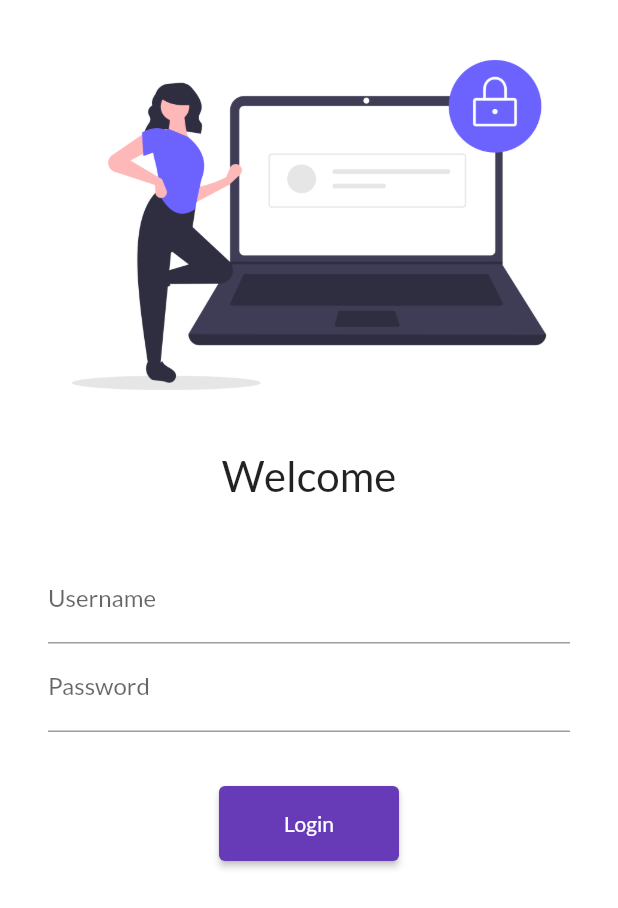
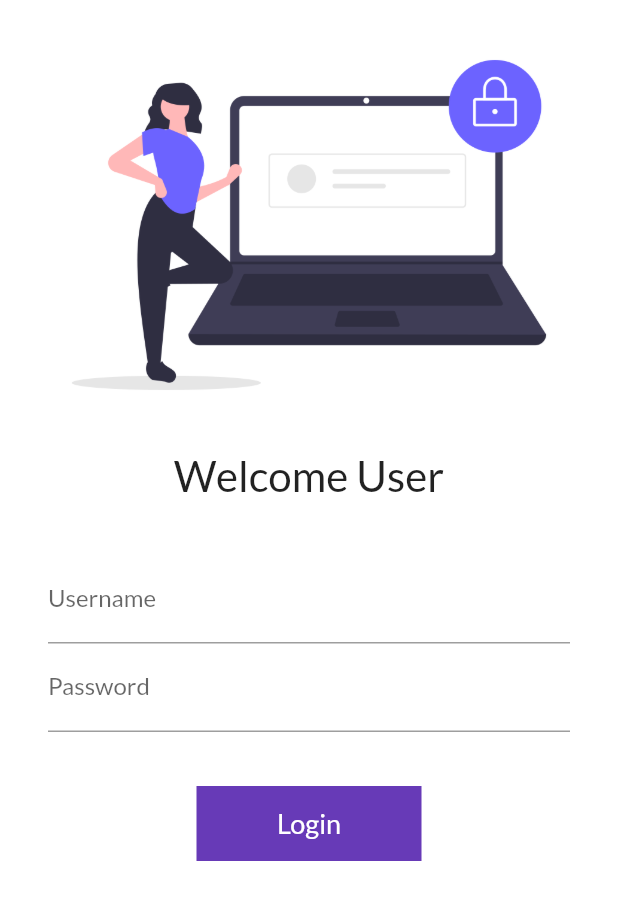
Before and after one commit to belwalpb/flutter-introduction, a Flutter app: the screen it shows after launch, on a phone screen of 412 x 824 dp. Shown: the top 908 px of the screen. Run offline on Flutter 3.47's test engine with Material 2 defaults, Android fonts, the phone set to English and light mode, and no system bars; our stand-ins replace google_fonts.

Commit message:
Day-6 Completed

```diff
--- a/lib/pages/login_page.dart
+++ b/lib/pages/login_page.dart
@@ -1,9 +1,16 @@
 import 'package:flutter/material.dart';
 import 'package:my_app/utils/routes.dart';
 
-class LoginPage extends StatelessWidget {
+class LoginPage extends StatefulWidget {
   const LoginPage({super.key});
 
+  @override
+  State<LoginPage> createState() => _LoginPageState();
+}
+
+class _LoginPageState extends State<LoginPage> {
+  String name = "User";
+  bool changeButton = false;
   @override
   Widget build(BuildContext context) {
     return Material(
@@ -16,7 +23,7 @@
               fit: BoxFit.scaleDown,
               height: 300,
             ),
-            const Text("Welcome", style: TextStyle(fontSize: 28)),
+            Text("Welcome $name", style: const TextStyle(fontSize: 28)),
             const SizedBox(
               height: 20.0,
             ),
@@ -26,6 +33,11 @@
               child: Column(
                 children: [
                   TextFormField(
+                    onChanged: (value) {
+                      name = value;
+                      setState(() {});
+                      name = value;
+                    },
                     decoration: const InputDecoration(
                         hintText: "Enter User Name", label: Text("Username")),
                   ),
@@ -40,15 +52,42 @@
             const SizedBox(
               height: 20.0,
             ),
-            ElevatedButton(
-              // ignore: avoid_print
-              onPressed: () {
-                print('Navigating to Home Page');
+            InkWell(
+              onTap: () async {
+                setState(() {
+                  changeButton = true;
+                });
+                await Future.delayed(const Duration(seconds: 1));
                 Navigator.pushNamed(context, ApplicationRoutes.homeRoute);
               },
-              style: TextButton.styleFrom(minimumSize: const Size(120, 50)),
-              child: const Text("Login"),
+              child: AnimatedContainer(
+                  duration: const Duration(seconds: 1),
+                  width: changeButton ? 50 : 150,
+                  height: 50,
+                  alignment: Alignment.center,
+                  decoration: BoxDecoration(
+                      color: Colors.deepPurple,
+                      shape:
+                          changeButton ? BoxShape.circle : BoxShape.rectangle),
+                  // borderRadius:
+                  //     BorderRadius.circular(changeButton ? 20 : 8)),
+                  child: changeButton
+                      ? const Icon(Icons.done, color: Colors.white)
+                      : const Text(
+                          'Login',
+                          style: TextStyle(color: Colors.white, fontSize: 18),
+                        )),
             )
+
+            // ElevatedButton(
+            //   // ignore: avoid_print
+            //   onPressed: () {
+            //     print('Navigating to Home Page');
+            //     Navigator.pushNamed(context, ApplicationRoutes.homeRoute);
+            //   },
+            //   style: TextButton.styleFrom(minimumSize: const Size(120, 50)),
+            //   child: const Text("Login"),
+            // )
           ],
         )));
   }
```
